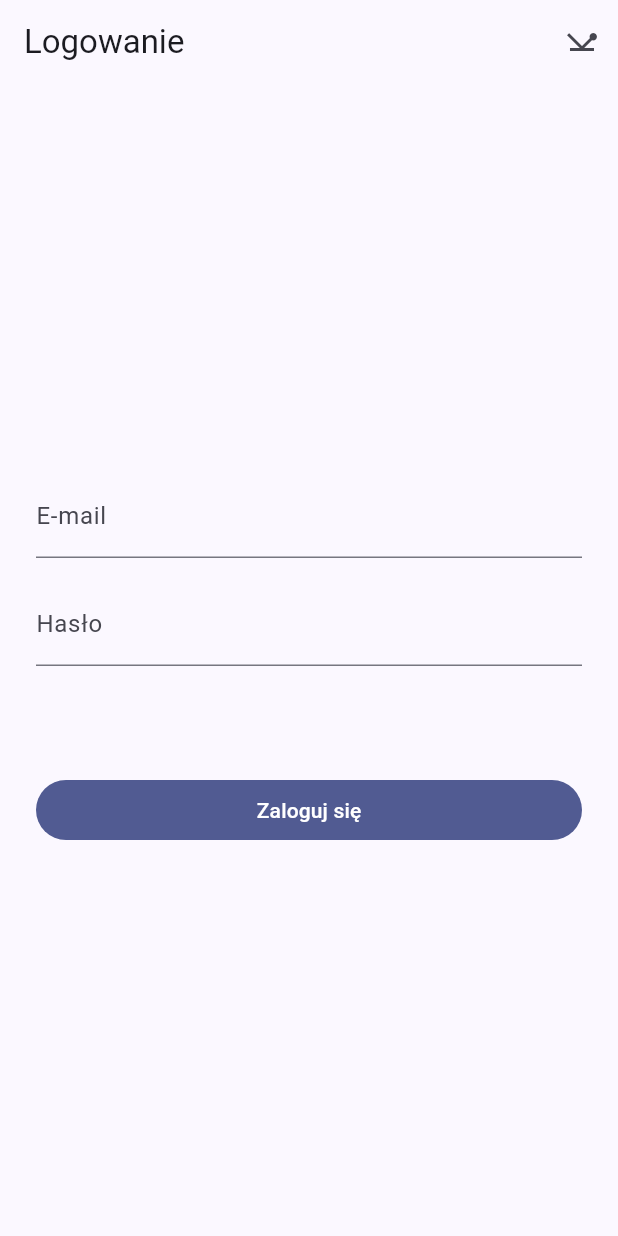
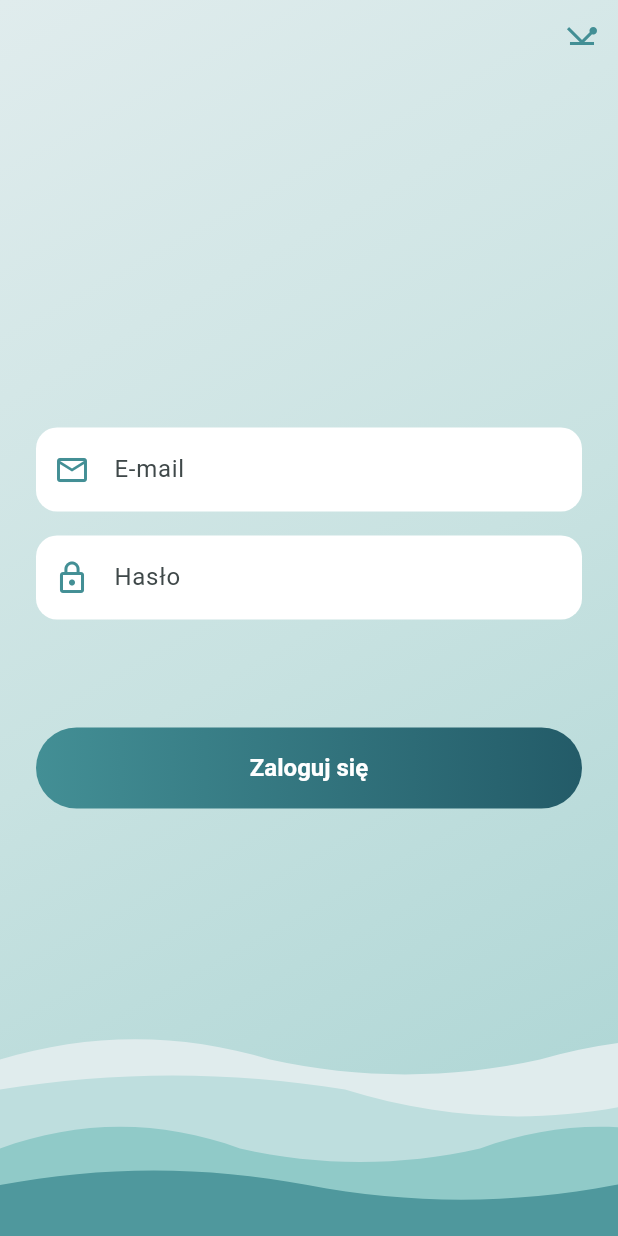
Before and after one commit to studioforyou/zpi-studio, a Flutter app: the screen it shows after launch, on a phone screen of 412 x 824 dp. Run offline on Flutter 3.47's test engine with Material 3 defaults, Android fonts, the phone set to English and light mode, and no system bars; our stand-ins replace dio, firebase_auth, firebase_core, flutter_riverpod, flutter_secure_storage, go_router; accounts and stored records are empty; generated files the repository leaves out were written again.

Commit message:
feat(mobile): restyle the login screen (#32)

```diff
--- /dev/null
+++ b/mobile/lib/app/theme/brand_colors.dart
@@ -0,0 +1,11 @@
+import 'package:flutter/painting.dart';
+
+/// The teal palette of the studio logo, from the lightest to the darkest shade.
+abstract final class BrandColors {
+  static const teal50 = Color(0xFFE0ECED);
+  static const teal100 = Color(0xFFBADDDC);
+  static const teal300 = Color(0xFF85C5C3);
+  static const teal500 = Color(0xFF438F95);
+  static const teal700 = Color(0xFF235B68);
+  static const teal900 = Color(0xFF193A43);
+}
--- a/mobile/lib/features/accounts/presentation/login_screen.dart
+++ b/mobile/lib/features/accounts/presentation/login_screen.dart
@@ -1,8 +1,11 @@
 import 'package:flutter/material.dart';
+import 'package:flutter/services.dart';
 import 'package:flutter_riverpod/flutter_riverpod.dart';
 import 'package:go_router/go_router.dart';
+import 'package:mobile/app/theme/brand_colors.dart';
 import 'package:mobile/core/auth/auth_controller.dart';
 import 'package:mobile/core/auth/auth_failure.dart';
+import 'package:mobile/features/accounts/presentation/widgets/login_background.dart';
 import 'package:mobile/l10n/generated/app_localizations.dart';
 
 class LoginScreen extends ConsumerStatefulWidget {
@@ -49,25 +52,63 @@ class _LoginScreenState extends ConsumerState<LoginScreen> {
   @override
   Widget build(BuildContext context) {
     final l10n = AppLocalizations.of(context);
-    final errorStyle = TextStyle(color: Theme.of(context).colorScheme.error);
+    final brightness = MediaQuery.platformBrightnessOf(context);
+    final palette = brightness == Brightness.dark
+        ? _LoginPalette.dark
+        : _LoginPalette.light;
 
-    return Scaffold(
-      appBar: AppBar(
-        title: Text(l10n.loginTitle),
-        actions: [
-          IconButton(
-            icon: const Icon(Icons.network_ping),
-            tooltip: l10n.pingTitle,
-            onPressed: () => context.push('/ping'),
-          ),
-        ],
-      ),
-      body: Center(
+    return AnnotatedRegion<SystemUiOverlayStyle>(
+      value: brightness == Brightness.dark
+          ? SystemUiOverlayStyle.light
+          : SystemUiOverlayStyle.dark,
+      child: Theme(
+        data: palette.theme,
+        child: Stack(
+          children: [
+            // Outside the scaffold, so the keyboard covers the background
+            // instead of squeezing it.
+            Positioned.fill(child: LoginBackground(brightness: brightness)),
+            Scaffold(
+              backgroundColor: Colors.transparent,
+              body: SafeArea(
+                child: Stack(
+                  children: [
+                    Center(
                       child: SingleChildScrollView(
                         padding: const EdgeInsets.all(24),
                         child: ConstrainedBox(
                           constraints: const BoxConstraints(maxWidth: 400),
-            child: AutofillGroup(
+                          child: _form(l10n, palette),
+                        ),
+                      ),
+                    ),
+                    Align(
+                      alignment: Alignment.topRight,
+                      child: IconButton(
+                        icon: const Icon(Icons.network_ping),
+                        color: palette.accent,
+                        tooltip: l10n.pingTitle,
+                        onPressed: () => context.push('/ping'),
+                      ),
+                    ),
+                  ],
+                ),
+              ),
+            ),
+          ],
+        ),
+      ),
+    );
+  }
+
+  Widget _form(AppLocalizations l10n, _LoginPalette palette) {
+    final errorStyle = TextStyle(
+      color: palette.error,
+      fontSize: 14,
+      fontWeight: FontWeight.w500,
+    );
+
+    return AutofillGroup(
       child: Column(
         mainAxisSize: MainAxisSize.min,
         crossAxisAlignment: CrossAxisAlignment.stretch,
@@ -80,6 +121,7 @@ class _LoginScreenState extends ConsumerState<LoginScreen> {
             textInputAction: TextInputAction.next,
             decoration: InputDecoration(
               labelText: l10n.loginEmailLabel,
+              prefixIcon: const Icon(Icons.mail_outline),
             ),
           ),
           TextField(
@@ -89,6 +131,7 @@ class _LoginScreenState extends ConsumerState<LoginScreen> {
             onSubmitted: (_) => _submitting ? null : _login(),
             decoration: InputDecoration(
               labelText: l10n.loginPasswordLabel,
+              prefixIcon: const Icon(Icons.lock_outline),
             ),
           ),
           // Every message is laid out, only the current one is shown:
@@ -102,6 +145,12 @@ class _LoginScreenState extends ConsumerState<LoginScreen> {
                   maintainState: true,
                   maintainAnimation: true,
                   maintainSize: true,
+                  child: Row(
+                    crossAxisAlignment: CrossAxisAlignment.start,
+                    spacing: 8,
+                    children: [
+                      Icon(Icons.error_outline, size: 18, color: palette.error),
+                      Expanded(
                         child: Text(
                           _failureMessage(l10n, reason),
                           style: errorStyle,
@@ -109,20 +158,42 @@ class _LoginScreenState extends ConsumerState<LoginScreen> {
                       ),
                     ],
                   ),
-                  FilledButton(
+                ),
+            ],
+          ),
+          DecoratedBox(
+            decoration: ShapeDecoration(
+              shape: const StadiumBorder(),
+              color: palette.buttonGradient == null ? palette.button : null,
+              gradient: palette.buttonGradient,
+            ),
+            child: FilledButton(
               onPressed: _submitting ? null : _login,
+              style: FilledButton.styleFrom(
+                backgroundColor: Colors.transparent,
+                disabledBackgroundColor: Colors.transparent,
+                foregroundColor: palette.onButton,
+                disabledForegroundColor: palette.onButton,
+                shadowColor: Colors.transparent,
+                minimumSize: const Size.fromHeight(54),
+                shape: const StadiumBorder(),
+                textStyle: palette.theme.textTheme.labelLarge?.copyWith(
+                  fontSize: 16,
+                  fontWeight: FontWeight.w600,
+                ),
+              ),
               child: _submitting
-                        ? const SizedBox.square(
+                  ? SizedBox.square(
                       dimension: 20,
-                            child: CircularProgressIndicator(strokeWidth: 2),
+                      child: CircularProgressIndicator(
+                        strokeWidth: 2,
+                        color: palette.onButton,
+                      ),
                     )
                   : Text(l10n.loginButton),
             ),
+          ),
         ],
-              ),
-            ),
-          ),
-        ),
       ),
     );
   }
@@ -143,3 +214,120 @@ class _LoginScreenState extends ConsumerState<LoginScreen> {
     };
   }
 }
+
+/// Colours of the login screen, one set for the light and one for the dark
+/// system theme.
+class _LoginPalette {
+  _LoginPalette({
+    required this.brightness,
+    required this.accent,
+    required this.field,
+    required this.fieldBorder,
+    required this.error,
+    required this.button,
+    required this.onButton,
+    this.buttonGradient,
+  });
+
+  static final light = _LoginPalette(
+    brightness: Brightness.light,
+    accent: BrandColors.teal500,
+    field: Colors.white,
+    fieldBorder: BorderSide.none,
+    error: Color(0xFFBA1A1A),
+    button: BrandColors.teal500,
+    onButton: Colors.white,
+    buttonGradient: const LinearGradient(
+      colors: [BrandColors.teal500, BrandColors.teal700],
+    ),
+  );
+
+  static final dark = _LoginPalette(
+    brightness: Brightness.dark,
+    accent: BrandColors.teal300,
+    field: Color(0x12FFFFFF),
+    fieldBorder: const BorderSide(color: Color(0x7385C5C3), width: 1.2),
+    error: Color(0xFFFFB4AB),
+    button: BrandColors.teal300,
+    onButton: BrandColors.teal900,
+  );
+
+  final Brightness brightness;
+  final Color accent;
+  final Color field;
+  final BorderSide fieldBorder;
+  final Color error;
+  final Color button;
+  final Color onButton;
+  final Gradient? buttonGradient;
+
+  late final ThemeData theme = _buildTheme();
+
+  ThemeData _buildTheme() {
+    const radius = BorderRadius.all(Radius.circular(14));
+    return ThemeData(
+      useMaterial3: true,
+      colorScheme: ColorScheme.fromSeed(
+        seedColor: BrandColors.teal500,
+        brightness: brightness,
+      ),
+      inputDecorationTheme: InputDecorationThemeData(
+        filled: true,
+        fillColor: field,
+        prefixIconColor: accent,
+        border: _FieldBorder(borderRadius: radius, borderSide: fieldBorder),
+        enabledBorder: _FieldBorder(
+          borderRadius: radius,
+          borderSide: fieldBorder,
+        ),
+        focusedBorder: _FieldBorder(
+          borderRadius: radius,
+          borderSide: BorderSide(color: accent, width: 2),
+        ),
+      ),
+    );
+  }
+}
+
+/// A rounded outline that keeps the floating label inside the field, as in
+/// a filled field, instead of cutting it into the top edge.
+class _FieldBorder extends OutlineInputBorder {
+  const _FieldBorder({super.borderSide, super.borderRadius});
+
+  @override
+  bool get isOutline => false;
+
+  @override
+  _FieldBorder copyWith({
+    BorderSide? borderSide,
+    BorderRadius? borderRadius,
+    double? gapPadding,
+  }) {
+    return _FieldBorder(
+      borderSide: borderSide ?? this.borderSide,
+      borderRadius: borderRadius ?? this.borderRadius,
+    );
+  }
+
+  @override
+  ShapeBorder? lerpFrom(ShapeBorder? a, double t) {
+    if (a is _FieldBorder) {
+      return _FieldBorder(
+        borderSide: BorderSide.lerp(a.borderSide, borderSide, t),
+        borderRadius: BorderRadius.lerp(a.borderRadius, borderRadius, t)!,
+      );
+    }
+    return super.lerpFrom(a, t);
+  }
+
+  @override
+  ShapeBorder? lerpTo(ShapeBorder? b, double t) {
+    if (b is _FieldBorder) {
+      return _FieldBorder(
+        borderSide: BorderSide.lerp(borderSide, b.borderSide, t),
+        borderRadius: BorderRadius.lerp(borderRadius, b.borderRadius, t)!,
+      );
+    }
+    return super.lerpTo(b, t);
+  }
+}
--- /dev/null
+++ b/mobile/lib/features/accounts/presentation/widgets/login_background.dart
@@ -0,0 +1,150 @@
+import 'package:flutter/material.dart';
+import 'package:mobile/app/theme/brand_colors.dart';
+
+/// Teal gradient with layered waves along the bottom edge, behind the login form.
+class LoginBackground extends StatelessWidget {
+  const LoginBackground({super.key, required this.brightness});
+
+  final Brightness brightness;
+
+  @override
+  Widget build(BuildContext context) {
+    final dark = brightness == Brightness.dark;
+    return DecoratedBox(
+      decoration: BoxDecoration(
+        gradient: dark ? _darkGradient : _lightGradient,
+      ),
+      child: CustomPaint(
+        painter: _WavesPainter(dark ? _darkWaves : _lightWaves),
+        child: const SizedBox.expand(),
+      ),
+    );
+  }
+}
+
+const _lightGradient = LinearGradient(
+  begin: Alignment.topLeft,
+  end: Alignment(1, 0.8),
+  stops: [0, 0.55, 1],
+  colors: [BrandColors.teal50, Color(0xFFC8E2E1), Color(0xFFAED6D5)],
+);
+
+const _darkGradient = LinearGradient(
+  begin: Alignment.topLeft,
+  end: Alignment.bottomCenter,
+  stops: [0, 0.5, 1],
+  colors: [Color(0xFF296674), BrandColors.teal900, Color(0xFF0D2328)],
+);
+
+final _lightWaves = [
+  _Wave(
+    top: 120,
+    amplitude: 12,
+    phase: 0.2,
+    period: 360,
+    color: BrandColors.teal50,
+  ),
+  _Wave(
+    top: 92,
+    amplitude: 14,
+    phase: -0.4,
+    period: 460,
+    color: BrandColors.teal100.withValues(alpha: 0.9),
+  ),
+  _Wave(
+    top: 62,
+    amplitude: 12,
+    phase: 0.3,
+    period: 320,
+    color: BrandColors.teal300.withValues(alpha: 0.8),
+  ),
+  _Wave(
+    top: 34,
+    amplitude: 10,
+    phase: 0,
+    period: 410,
+    color: BrandColors.teal500.withValues(alpha: 0.85),
+  ),
+];
+
+final _darkWaves = [
+  _Wave(
+    top: 110,
+    amplitude: 12,
+    phase: 0.2,
+    period: 360,
+    color: BrandColors.teal500.withValues(alpha: 0.18),
+  ),
+  _Wave(
+    top: 76,
+    amplitude: 14,
+    phase: -0.4,
+    period: 460,
+    color: BrandColors.teal300.withValues(alpha: 0.12),
+  ),
+  _Wave(
+    top: 40,
+    amplitude: 12,
+    phase: 0.3,
+    period: 320,
+    color: BrandColors.teal500.withValues(alpha: 0.2),
+  ),
+];
+
+/// One wave band, filled down to the bottom edge.
+class _Wave {
+  const _Wave({
+    required this.top,
+    required this.amplitude,
+    required this.phase,
+    required this.period,
+    required this.color,
+  });
+
+  /// Distance of the wave's middle line from the bottom edge.
+  final double top;
+  final double amplitude;
+
+  /// Shifts the points where the wave crosses its middle line up or down,
+  /// as a fraction of [amplitude], so that the layers do not run in parallel.
+  final double phase;
+  final double period;
+  final Color color;
+}
+
+class _WavesPainter extends CustomPainter {
+  const _WavesPainter(this.waves);
+
+  final List<_Wave> waves;
+
+  @override
+  void paint(Canvas canvas, Size size) {
+    for (final wave in waves) {
+      final middle = size.height - wave.top;
+      final node = middle + wave.amplitude * wave.phase;
+      final half = wave.period / 2;
+      final path = Path()..moveTo(0, node);
+      var x = 0.0;
+      for (var i = 0; x < size.width; i++) {
+        final crest = middle + (i.isEven ? -1 : 1) * wave.amplitude * 1.3;
+        path.cubicTo(
+          x + wave.period / 6,
+          crest,
+          x + half - wave.period / 6,
+          crest,
+          x + half,
+          node,
+        );
+        x += half;
+      }
+      path
+        ..lineTo(x, size.height)
+        ..lineTo(0, size.height)
+        ..close();
+      canvas.drawPath(path, Paint()..color = wave.color);
+    }
+  }
+
+  @override
+  bool shouldRepaint(_WavesPainter oldDelegate) => oldDelegate.waves != waves;
+}
```
Also changed, not shown: 1 other file. Lines whose indentation alone changed are shown as unchanged.
